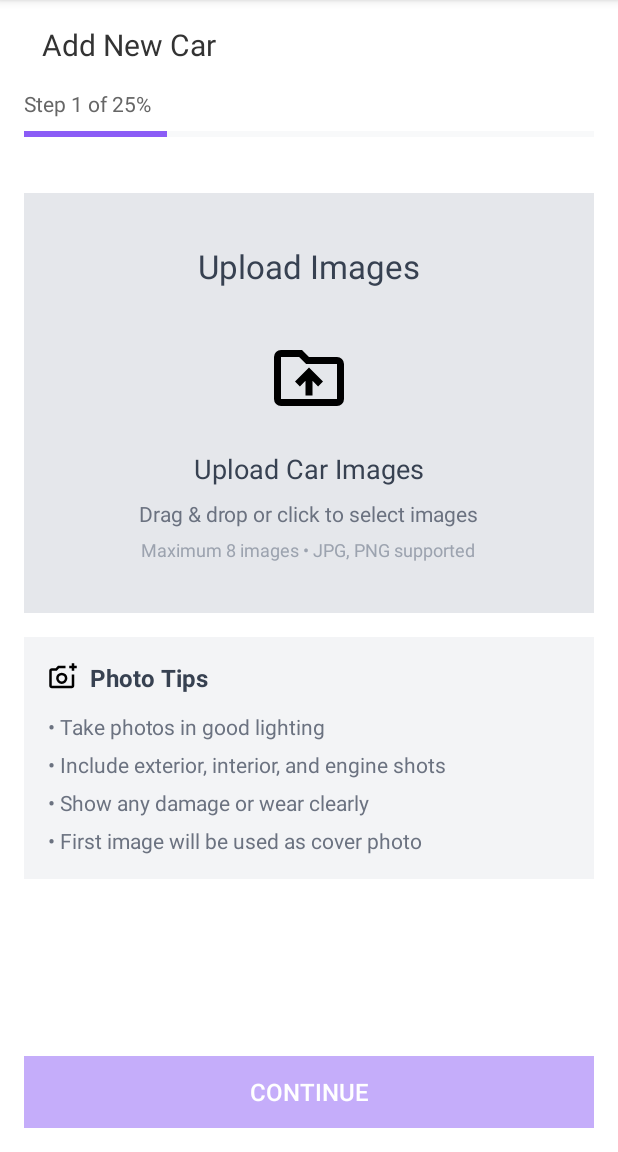
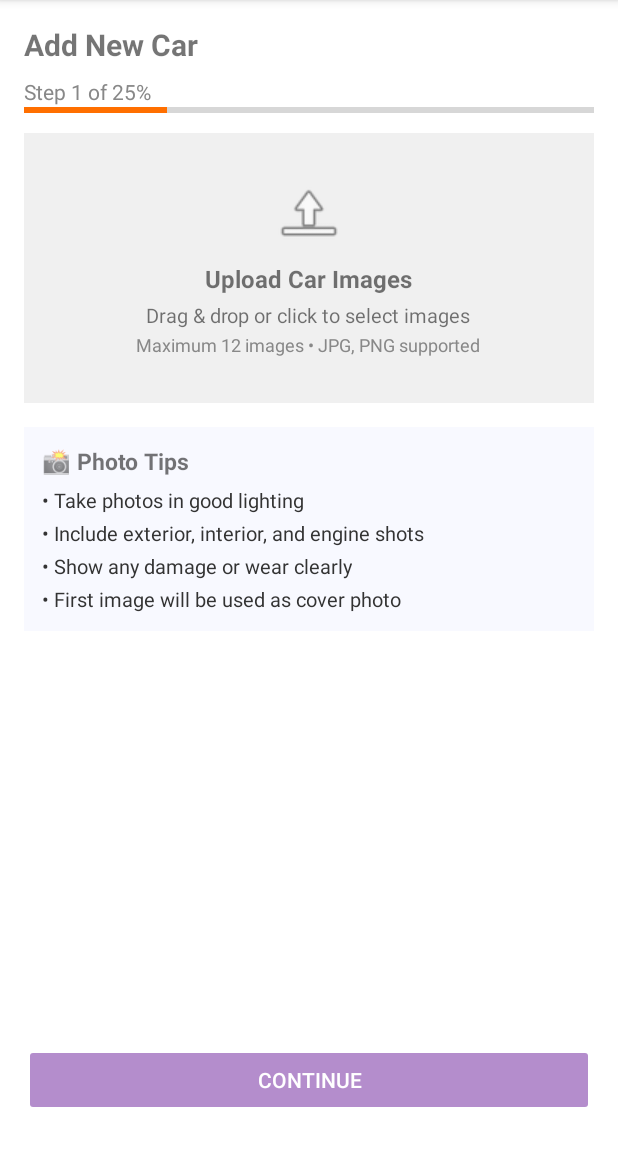
Before and after one commit to Rvimalkannan/myproject, an Android app: the stepper1 screen opened directly, with no data from a screen before it, on a phone screen of 412 x 824 dp, the part 84-1236 px from its top. Run offline under Robolectric (Android 15) with nearby library versions, the phone set to English and light mode, and no system bars.

Commit message:
second commit

```diff
--- a/app/src/main/java/com/example/myproject/stepper1.java
+++ b/app/src/main/java/com/example/myproject/stepper1.java
@@ -1,9 +1,12 @@
 package com.example.myproject;
 
+import android.content.ClipData;
 import android.content.Intent;
 import android.net.Uri;
 import android.os.Bundle;
 import android.widget.Button;
+import android.widget.GridLayout;
+import android.widget.ImageView;
 import android.widget.LinearLayout;
 import android.widget.Toast;
 
@@ -12,77 +15,107 @@ import androidx.activity.result.contract.ActivityResultContracts;
 import androidx.appcompat.app.AppCompatActivity;
 
 import java.util.ArrayList;
-import java.util.List;
 
 public class stepper1 extends AppCompatActivity {
 
-    private LinearLayout uploadBox;
+    private static final int MAX_IMAGES = 12;
+
+    private GridLayout selectedImagesGrid;
     private Button btnContinue;
-    private List<Uri> selectedImages = new ArrayList<>();
+    private final ArrayList<Uri> imageUris = new ArrayList<>();
 
-    // Activity Result API for selecting multiple images
-    private ActivityResultLauncher<String> pickImagesLauncher;
+    private ActivityResultLauncher<Intent> pickImagesLauncher;
 
     @Override
     protected void onCreate(Bundle savedInstanceState) {
         super.onCreate(savedInstanceState);
         setContentView(R.layout.activity_stepper1);
 
-        // Initialize views
-        uploadBox = findViewById(R.id.upload_container);
+        LinearLayout uploadContainer = findViewById(R.id.upload_container);
+        selectedImagesGrid = findViewById(R.id.selected_images_grid);
         btnContinue = findViewById(R.id.btnContinue);
 
-        // Initialize launcher (MULTIPLE image picker)
+        // Picker
         pickImagesLauncher = registerForActivityResult(
-                new ActivityResultContracts.GetMultipleContents(),
-                uris -> {
-                    if (uris != null && !uris.isEmpty()) {
-                        for (Uri uri : uris) {
-                            if (selectedImages.size() >= 8) {
-                                Toast.makeText(this, "Maximum 8 images allowed", Toast.LENGTH_SHORT).show();
-                                break;
+                new ActivityResultContracts.StartActivityForResult(),
+                result -> {
+                    if (result.getResultCode() == RESULT_OK && result.getData() != null) {
+                        ClipData clipData = result.getData().getClipData();
+                        Uri singleImage = result.getData().getData();
+
+                        int added = 0;
+                        if (clipData != null) {
+                            int count = clipData.getItemCount();
+                            for (int i = 0; i < count; i++) {
+                                if (imageUris.size() >= MAX_IMAGES) break;
+                                Uri uri = clipData.getItemAt(i).getUri();
+                                imageUris.add(uri);
+                                added++;
                             }
-                            selectedImages.add(uri);
+                        } else if (singleImage != null && imageUris.size() < MAX_IMAGES) {
+                            imageUris.add(singleImage);
+                            added++;
                         }
-                        updateUploadBoxState();
-                        Toast.makeText(this,
-                                selectedImages.size() + " image(s) selected",
-                                Toast.LENGTH_SHORT).show();
+
+                        if (added == 0 && imageUris.size() >= MAX_IMAGES) {
+                            Toast.makeText(this, "Maximum 12 images allowed", Toast.LENGTH_SHORT).show();
+                        }
+
+                        displaySelectedImages();
+                        updateContinueState();
                     }
-                }
-        );
+                });
 
-        // Upload image click
-        uploadBox.setOnClickListener(v -> pickImagesLauncher.launch("image/*"));
+        uploadContainer.setOnClickListener(v -> openImagePicker());
 
-        // Continue button
         btnContinue.setOnClickListener(v -> {
-            if (selectedImages.isEmpty()) {
+            if (imageUris.isEmpty()) {
                 Toast.makeText(this, "Please upload at least 1 image", Toast.LENGTH_SHORT).show();
                 return;
             }
-            // Save selected images and proceed to next step
-            proceedToNextStep();
+            // Navigate to stepper2 with the image URIs
+            Intent intent = new Intent(this, stepper2.class);
+            ArrayList<String> asStrings = new ArrayList<>();
+            for (Uri u : imageUris) asStrings.add(u.toString());
+            intent.putStringArrayListExtra("images", asStrings);
+            intent.addFlags(Intent.FLAG_GRANT_READ_URI_PERMISSION);
+            startActivity(intent);
         });
 
-        // Initial button state
-        updateUploadBoxState();
+        updateContinueState();
     }
 
-    private void updateUploadBoxState() {
-        // Enable continue button if at least one image is selected
-        btnContinue.setEnabled(!selectedImages.isEmpty());
-        btnContinue.setAlpha(selectedImages.isEmpty() ? 0.5f : 1.0f);
+    private void openImagePicker() {
+        Intent intent = new Intent(Intent.ACTION_GET_CONTENT);
+        intent.setType("image/*");
+        intent.putExtra(Intent.EXTRA_ALLOW_MULTIPLE, true);
+        pickImagesLauncher.launch(intent);
     }
 
-    private void proceedToNextStep() {
-        Intent intent = new Intent(this, stepper2.class);  // Changed from stepper3 to stepper2
-        // Add selected images to intent
-        ArrayList<String> imageUris = new ArrayList<>();
-        for (Uri uri : selectedImages) {
-            imageUris.add(uri.toString());
+    private void displaySelectedImages() {
+        selectedImagesGrid.removeAllViews();
+
+        int screenW = getResources().getDisplayMetrics().widthPixels;
+        int col = 3;
+        int marginPx = (int) (8 * getResources().getDisplayMetrics().density);
+        int itemW = screenW / col - (marginPx * 2);
+
+        for (Uri uri : imageUris) {
+            ImageView iv = new ImageView(this);
+            GridLayout.LayoutParams params = new GridLayout.LayoutParams();
+            params.width = itemW;
+            params.height = itemW;           // square thumbnails
+            params.setMargins(marginPx, marginPx, marginPx, marginPx);
+            iv.setLayoutParams(params);
+            iv.setScaleType(ImageView.ScaleType.CENTER_CROP);
+            iv.setImageURI(uri);
+            selectedImagesGrid.addView(iv);
         }
-        intent.putStringArrayListExtra("selected_images", imageUris);
-        startActivity(intent);
+    }
+
+    private void updateContinueState() {
+        boolean enabled = !imageUris.isEmpty();
+        btnContinue.setEnabled(enabled);
+        btnContinue.setAlpha(enabled ? 1f : 0.5f);
     }
 }
--- a/app/src/main/res/layout/activity_stepper1.xml
+++ b/app/src/main/res/layout/activity_stepper1.xml
@@ -1,234 +1,139 @@
 <?xml version="1.0" encoding="utf-8"?>
 <LinearLayout xmlns:android="http://schemas.android.com/apk/res/android"
-    xmlns:app="http://schemas.android.com/apk/res-auto"
     android:layout_width="match_parent"
     android:layout_height="match_parent"
+    android:background="#FFFFFF"
     android:orientation="vertical"
-    android:background="#FFFFFF">
-
-    <!-- Header with back button and title -->
-    <LinearLayout
-        android:layout_width="match_parent"
+    android:padding="16dp"> <!-- Header --> <TextView
+    android:layout_width="wrap_content"
     android:layout_height="wrap_content"
-        android:orientation="horizontal"
-        android:gravity="center_vertical"
-        android:padding="16dp"
-        android:background="#FFFFFF">
-
-<!--        <ImageView-->
-<!--            android:id="@+id/btn_back"-->
-<!--            android:layout_width="28dp"-->
-<!--            android:layout_height="28dp"-->
-<!--            android:src="@drawable/ic_arrow_back_gray"-->
-<!--            android:background="?attr/selectableItemBackgroundBorderless"-->
-<!--            android:padding="2dp" />-->
-
-        <TextView
-            android:layout_width="0dp"
-            android:layout_height="wrap_content"
-            android:layout_weight="1"
+    android:paddingBottom="8dp"
     android:text="Add New Car"
     android:textSize="20sp"
-            android:textStyle="normal"
-            android:textColor="#333333"
-            android:gravity="start"
-            android:layout_marginStart="12dp" />
+    android:textStyle="bold" />
 
-    </LinearLayout>
-
-    <!-- Progress Section -->
-    <LinearLayout
-        android:layout_width="match_parent"
-        android:layout_height="wrap_content"
-        android:orientation="vertical"
-        android:background="#FFFFFF"
-        android:paddingStart="16dp"
-        android:paddingEnd="16dp"
-        android:paddingBottom="16dp">
-
-        <!-- Step Text -->
     <TextView
         android:layout_width="wrap_content"
         android:layout_height="wrap_content"
         android:text="Step 1 of 25%"
-            android:textSize="14sp"
-            android:textColor="#666666"
-            android:layout_marginBottom="8dp" />
-
-        <!-- Progress Bar -->
+        android:textColor="#888888"
+        android:textSize="14sp" /> <!-- Progress Bar -->
     <ProgressBar
-            android:id="@+id/progress_bar"
+        android:id="@+id/progressBar"
         style="?android:attr/progressBarStyleHorizontal"
         android:layout_width="match_parent"
         android:layout_height="6dp"
+        android:layout_marginBottom="12dp"
+        android:indeterminate="false"
         android:progress="25"
-            android:progressTint="#8B5CF6"
-            android:progressBackgroundTint="#E5E7EB"
-            android:layout_marginBottom="20dp" />
-
-    </LinearLayout>
-
-    <!-- Main Content Area -->
-    <LinearLayout
-        android:layout_width="match_parent"
-        android:layout_height="0dp"
-        android:layout_weight="1"
-        android:orientation="vertical"
-        android:background="#FFFFFF"
-        android:paddingStart="16dp"
-        android:paddingEnd="16dp">
-
-        <!-- Upload Images Container -->
+        android:progressTint="#FF6F00" /> <!-- Upload Box -->
     <LinearLayout
         android:id="@+id/upload_container"
         android:layout_width="match_parent"
-            android:layout_height="280dp"
+        android:layout_height="180dp"
+        android:layout_marginBottom="16dp"
+        android:background="#F0F0F0"
+        android:gravity="center"
         android:orientation="vertical"
-            android:gravity="center"
-            android:background="#E5E7EB"
-            android:clickable="true"
-            android:focusable="true"
-            android:layout_marginBottom="16dp">
+        android:padding="16dp">
 
-            <!-- Upload Images Title -->
-            <TextView
-                android:layout_width="wrap_content"
-                android:layout_height="wrap_content"
-                android:text="Upload Images"
-                android:textSize="22sp"
-                android:textStyle="normal"
-                android:textColor="#374151"
-                android:layout_marginBottom="32dp" />
-
-            <!-- Upload Icon -->
         <ImageView
-                android:id="@+id/upload_icon"
-                android:layout_width="56dp"
-                android:layout_height="56dp"
-                android:src="@drawable/fileupload"
-                android:layout_marginBottom="20dp" />
-
-            <!-- Upload Text -->
-            <TextView
-                android:layout_width="wrap_content"
-                android:layout_height="wrap_content"
-                android:text="Upload Car Images"
-                android:textSize="18sp"
-                android:textStyle="normal"
-                android:textColor="#374151"
-                android:layout_marginBottom="8dp" />
+            android:layout_width="48dp"
+            android:layout_height="48dp"
+            android:src="@android:drawable/ic_menu_upload" />
 
         <TextView
             android:layout_width="wrap_content"
             android:layout_height="wrap_content"
-                android:text="Drag &amp; drop or click to select images"
-                android:textSize="14sp"
-                android:textColor="#6B7280"
-                android:layout_marginBottom="6dp" />
+            android:layout_marginTop="8dp"
+            android:text="Upload Car Images"
+            android:textSize="16sp"
+            android:textStyle="bold" />
 
         <TextView
             android:layout_width="wrap_content"
             android:layout_height="wrap_content"
-                android:text="Maximum 8 images • JPG, PNG supported"
-                android:textSize="12sp"
-                android:textColor="#9CA3AF" />
-
-        </LinearLayout>
-
-        <!-- Photo Tips Section -->
-        <LinearLayout
-            android:layout_width="match_parent"
-            android:layout_height="wrap_content"
-            android:orientation="vertical"
-            android:background="#F3F4F6"
-            android:padding="16dp"
-            android:layout_marginBottom="20dp">
-
-            <!-- Photo Tips Header -->
-            <LinearLayout
-                android:layout_width="match_parent"
-                android:layout_height="wrap_content"
-                android:orientation="horizontal"
-                android:gravity="center_vertical"
-                android:layout_marginBottom="12dp">
-
-                <ImageView
-                    android:layout_width="20dp"
-                    android:layout_height="20dp"
-                    android:src="@drawable/cam"
-                    android:layout_marginEnd="8dp" />
+            android:layout_marginTop="4dp"
+            android:text="Drag &amp; drop or click to select images"
+            android:textSize="13sp" />
 
         <TextView
             android:layout_width="wrap_content"
             android:layout_height="wrap_content"
-                    android:text="Photo Tips"
-                    android:textSize="16sp"
-                    android:textStyle="bold"
-                    android:textColor="#374151" />
-
-            </LinearLayout>
-
-            <!-- Tips List -->
+            android:layout_marginTop="2dp"
+            android:text="Maximum 12 images • JPG, PNG supported"
+            android:textColor="#888888"
+            android:textSize="12sp" />
+    </LinearLayout> <!-- Photo Tips Section -->
     <LinearLayout
         android:layout_width="match_parent"
         android:layout_height="wrap_content"
-                android:orientation="vertical">
+        android:layout_marginBottom="12dp"
+        android:background="#F8F9FF"
+        android:orientation="vertical"
+        android:padding="12dp">
 
         <TextView
             android:layout_width="wrap_content"
             android:layout_height="wrap_content"
-                    android:text="• Take photos in good lighting"
-                    android:textSize="14sp"
-                    android:textColor="#6B7280"
-                    android:layout_marginBottom="6dp" />
+            android:layout_marginBottom="6dp"
+            android:text="📸 Photo Tips"
+            android:textSize="15sp"
+            android:textStyle="bold" />
 
         <TextView
             android:layout_width="wrap_content"
             android:layout_height="wrap_content"
-                    android:text="• Include exterior, interior, and engine shots"
-                    android:textSize="14sp"
-                    android:textColor="#6B7280"
-                    android:layout_marginBottom="6dp" />
+            android:layout_marginBottom="3dp"
+            android:text="• Take photos in good lighting"
+            android:textColor="#333333"
+            android:textSize="13sp" />
 
         <TextView
             android:layout_width="wrap_content"
             android:layout_height="wrap_content"
+            android:layout_marginBottom="3dp"
+            android:text="• Include exterior, interior, and engine shots"
+            android:textColor="#333333"
+            android:textSize="13sp" />
+
+        <TextView
+            android:layout_width="wrap_content"
+            android:layout_height="wrap_content"
+            android:layout_marginBottom="3dp"
             android:text="• Show any damage or wear clearly"
-                    android:textSize="14sp"
-                    android:textColor="#6B7280"
-                    android:layout_marginBottom="6dp" />
+            android:textColor="#333333"
+            android:textSize="13sp" />
 
         <TextView
             android:layout_width="wrap_content"
             android:layout_height="wrap_content"
             android:text="• First image will be used as cover photo"
-                    android:textSize="14sp"
-                    android:textColor="#6B7280" />
+            android:textColor="#333333"
+            android:textSize="13sp" />
+    </LinearLayout> <!-- Scrollable Grid for Images -->
+    <ScrollView
+        android:layout_width="match_parent"
+        android:layout_height="0dp"
+        android:layout_weight="1"
+        android:fillViewport="true">
 
-            </LinearLayout>
-
-        </LinearLayout>
-
-    </LinearLayout>
-
-    <!-- Continue Button Container -->
-    <LinearLayout
+        <GridLayout
+            android:id="@+id/selected_images_grid"
             android:layout_width="match_parent"
             android:layout_height="wrap_content"
-        android:padding="16dp"
-        android:background="#FFFFFF">
-
+            android:columnCount="3"
+            android:orientation="horizontal"
+            android:padding="8dp"
+            android:rowCount="3" />
+    </ScrollView> <!-- Continue Button -->
     <Button
         android:id="@+id/btnContinue"
         android:layout_width="match_parent"
-            android:layout_height="48dp"
+        android:layout_height="wrap_content"
+        android:layout_marginTop="16dp"
+        android:layout_marginBottom="8dp"
+        android:backgroundTint="#6A1B9A"
         android:text="Continue"
-            android:textSize="16sp"
-            android:textStyle="normal"
-            android:textColor="@android:color/white"
-            android:background="#8B5CF6"
-            android:enabled="true" />
-
+        android:textColor="#FFFFFF" />
 </LinearLayout>
-
-</LinearLayout>
--- /dev/null
+++ b/app/src/main/res/layout/adapter.xml
@@ -0,0 +1,27 @@
+<!-- item_selected_image.xml -->
+<LinearLayout xmlns:android="http://schemas.android.com/apk/res/android"
+    android:layout_width="match_parent"
+    android:layout_height="wrap_content"
+    android:orientation="horizontal"
+    android:padding="8dp"
+    android:gravity="center_vertical">
+
+    <TextView
+        android:id="@+id/tvFileName"
+        android:layout_width="0dp"
+        android:layout_height="wrap_content"
+        android:layout_weight="1"
+        android:text="filename.jpg"
+        android:textSize="14sp"
+        android:textColor="#374151" />
+
+    <ImageView
+        android:id="@+id/btnRemove"
+        android:layout_width="10dp"
+        android:layout_height="16dp"
+        android:src="@drawable/cam"
+        android:contentDescription="Remove"
+        android:layout_marginStart="8dp"
+        android:background="?attr/selectableItemBackgroundBorderless"
+        android:padding="2dp"/>
+</LinearLayout>
```
Lines whose indentation alone changed are shown as unchanged.
